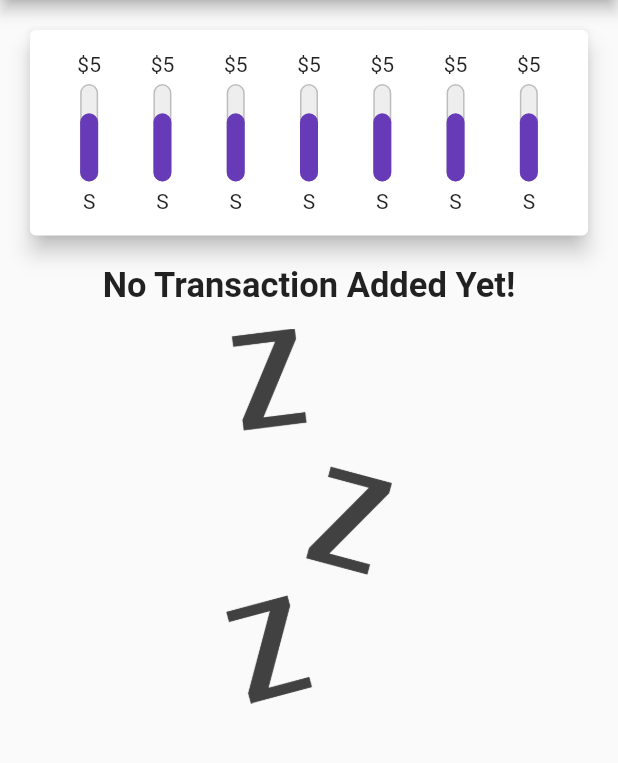
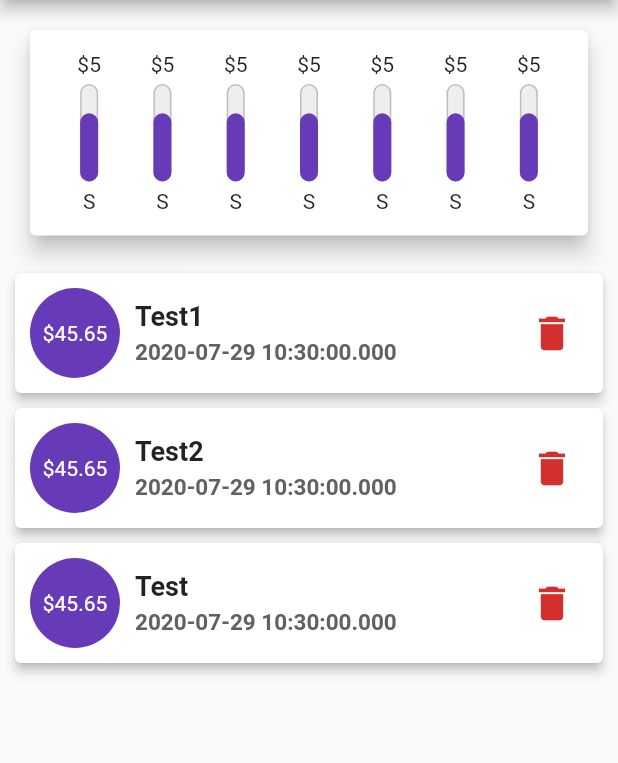
Before and after one commit to LayzeePreneur/Levy, a Flutter app: the screen it shows after launch, on a phone screen of 412 x 824 dp, the part 84-847 px from its top. Run offline on Flutter 3.47's test engine with Material 2 defaults, Android fonts, the phone set to English and light mode, and no system bars.

Commit message:
Create transaction list item's model

```diff
--- a/lib/main.dart
+++ b/lib/main.dart
@@ -1,5 +1,6 @@
 import 'package:flutter/material.dart';
 import './widgets/chart.dart';
+import './widgets/tx_list_item.dart';
 import './models/transaction.dart';
 
 void main() => runApp(PersonalExpenses());
@@ -28,7 +29,7 @@ class PersonalExpenses extends StatelessWidget {
 class HomeScreen extends StatefulWidget {
   final String title;
 
-  HomeScreen({Key key, this.title});
+  HomeScreen({Key key, this.title}) : super(key: key);
 
   @override
   State<StatefulWidget> createState() => _HomeScreenState();
@@ -36,24 +37,24 @@ class HomeScreen extends StatefulWidget {
 
 class _HomeScreenState extends State<HomeScreen> {
   List<Transaction> txList = <Transaction>[
-    // Transaction(
-    //   id: DateTime.now().toString(),
-    //   title: 'Test',
-    //   price: 45.65,
-    //   date: DateTime.now(),
-    // ),
-    // Transaction(
-    //   id: DateTime.now().toString(),
-    //   title: 'Test',
-    //   price: 45.65,
-    //   date: DateTime.now(),
-    // ),
-    // Transaction(
-    //   id: DateTime.now().toString(),
-    //   title: 'Test',
-    //   price: 45.65,
-    //   date: DateTime.now(),
-    // ),
+    Transaction(
+      id: DateTime.now().toString(),
+      title: 'Test1',
+      price: 45.65,
+      date: DateTime.now(),
+    ),
+    Transaction(
+      id: DateTime.now().toString(),
+      title: 'Test2',
+      price: 45.65,
+      date: DateTime.now(),
+    ),
+    Transaction(
+      id: DateTime.now().toString(),
+      title: 'Test',
+      price: 45.65,
+      date: DateTime.now(),
+    ),
   ];
 
   @override
@@ -89,7 +90,15 @@ class _HomeScreenState extends State<HomeScreen> {
                       ],
                     ),
                   )
-                : Container(),
+                : Container(
+                    height: 500,
+                    child: ListView.builder(
+                      itemCount: txList.length,
+                      itemBuilder: (BuildContext context, int index) {
+                        return TxListItem(txList[index]);
+                      },
+                    ),
+                  ),
           ),
         ],
       ),
--- /dev/null
+++ b/lib/widgets/tx_list_item.dart
@@ -0,0 +1,77 @@
+import 'package:flutter/material.dart';
+import '../models/transaction.dart';
+
+class TxListItem extends StatelessWidget {
+  final Transaction txItem;
+
+  const TxListItem(this.txItem);
+
+  @override
+  Widget build(BuildContext context) {
+    return Container(
+      width: double.infinity,
+      child: Card(
+        margin: EdgeInsets.symmetric(
+          vertical: 5,
+          horizontal: 10,
+        ),
+        elevation: 3,
+        child: Padding(
+          padding: const EdgeInsets.all(10.0),
+          child: Row(
+            mainAxisAlignment: MainAxisAlignment.spaceBetween,
+            children: <Widget>[
+              Row(
+                children: <Widget>[
+                  Container(
+                    width: 60,
+                    height: 60,
+                    alignment: Alignment.center,
+                    decoration: BoxDecoration(
+                      shape: BoxShape.circle,
+                      color: Theme.of(context).primaryColor,
+                    ),
+                    child: Text(
+                      '\$${txItem.price.toString()}',
+                      style: TextStyle(
+                        color: Colors.white,
+                      ),
+                    ),
+                  ),
+                  SizedBox(width: 10),
+                  Column(
+                    crossAxisAlignment: CrossAxisAlignment.start,
+                    children: <Widget>[
+                      Text(
+                        txItem.title,
+                        style: TextStyle(
+                          fontSize: 18,
+                          fontWeight: FontWeight.w700,
+                        ),
+                      ),
+                      SizedBox(height: 5),
+                      Text(
+                        txItem.date.toString(),
+                        style: TextStyle(
+                          fontSize: 15,
+                          color: Colors.grey[700],
+                          fontWeight: FontWeight.w600,
+                        ),
+                      ),
+                    ],
+                  ),
+                ],
+              ),
+              IconButton(
+                icon: Icon(Icons.delete),
+                iconSize: 30,
+                color: Theme.of(context).errorColor,
+                onPressed: () {},
+              ),
+            ],
+          ),
+        ),
+      ),
+    );
+  }
+}
```
